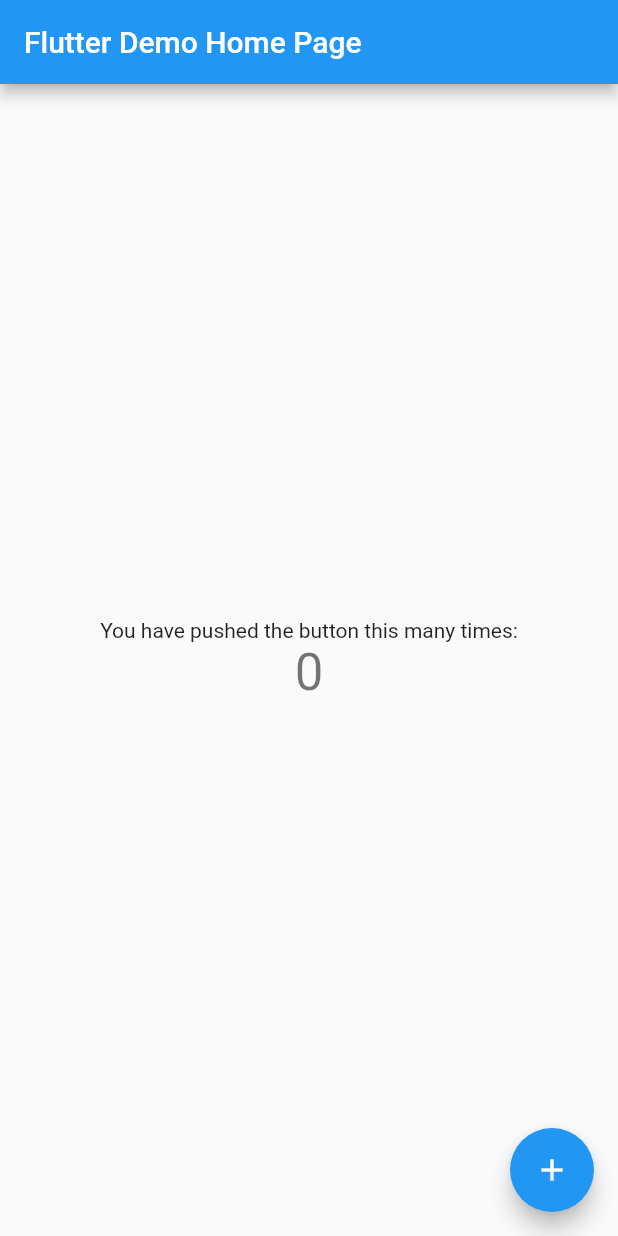
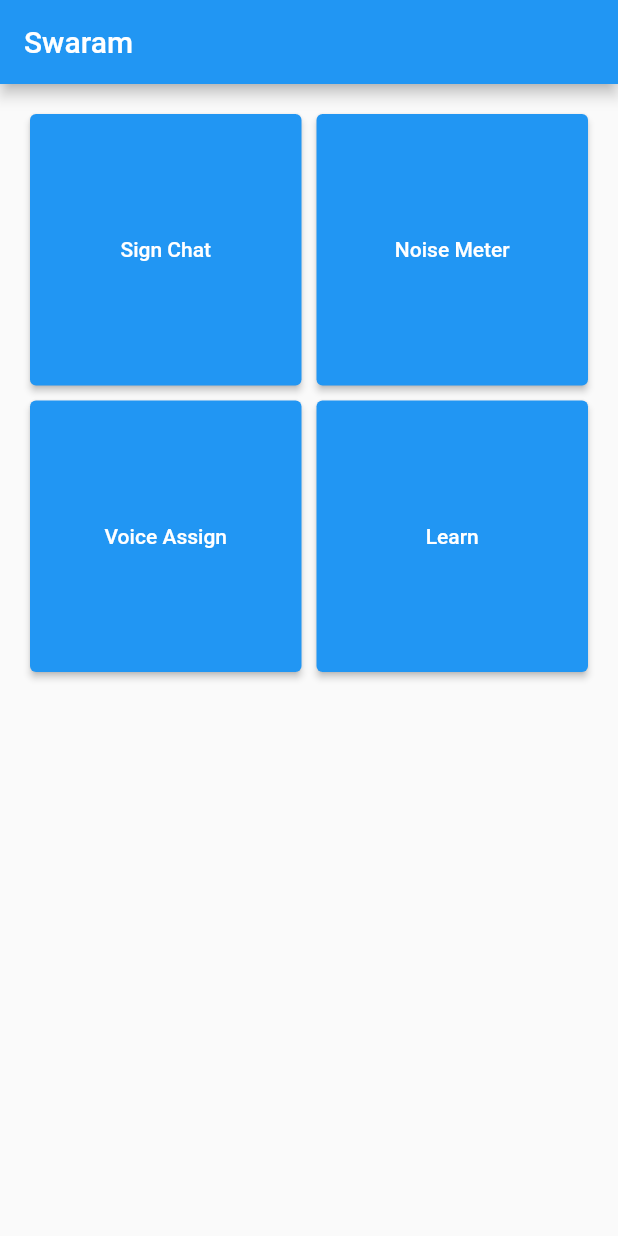
Before and after one commit to vishnuoum/AIeSSA, a Flutter app: the screen it shows after launch, on a phone screen of 412 x 824 dp. Run offline on Flutter 3.47's test engine with Material 2 defaults, Android fonts, the light colour scheme and no system bars; missing offline and left inert: text_to_speech.

Commit message:
Added TTS engine and started chat UI

```diff
--- a/lib/main.dart
+++ b/lib/main.dart
@@ -1,3 +1,5 @@
+import 'package:app_for_specially_abled/pages/home.dart';
+import 'package:app_for_specially_abled/pages/signChat.dart';
 import 'package:flutter/material.dart';
 
 void main() {
@@ -9,105 +11,14 @@
   @override
   Widget build(BuildContext context) {
     return MaterialApp(
-      title: 'Flutter Demo',
+      debugShowCheckedModeBanner: false,
       theme: ThemeData(
-        // This is the theme of your application.
-        //
-        // Try running your application with "flutter run". You'll see the
-        // application has a blue toolbar. Then, without quitting the app, try
-        // changing the primarySwatch below to Colors.green and then invoke
-        // "hot reload" (press "r" in the console where you ran "flutter run",
-        // or simply save your changes to "hot reload" in a Flutter IDE).
-        // Notice that the counter didn't reset back to zero; the application
-        // is not restarted.
-        primarySwatch: Colors.blue,
       ),
-      home: MyHomePage(title: 'Flutter Demo Home Page'),
+      routes: {
+        "/" : (context) => Home(),
+        "/signChat" : (context) => SignChat(),
+      },
+      initialRoute: "/",
     );
   }
 }
-
-class MyHomePage extends StatefulWidget {
-  MyHomePage({Key? key, required this.title}) : super(key: key);
-
-  // This widget is the home page of your application. It is stateful, meaning
-  // that it has a State object (defined below) that contains fields that affect
-  // how it looks.
-
-  // This class is the configuration for the state. It holds the values (in this
-  // case the title) provided by the parent (in this case the App widget) and
-  // used by the build method of the State. Fields in a Widget subclass are
-  // always marked "final".
-
-  final String title;
-
-  @override
-  _MyHomePageState createState() => _MyHomePageState();
-}
-
-class _MyHomePageState extends State<MyHomePage> {
-  int _counter = 0;
-
-  void _incrementCounter() {
-    setState(() {
-      // This call to setState tells the Flutter framework that something has
-      // changed in this State, which causes it to rerun the build method below
-      // so that the display can reflect the updated values. If we changed
-      // _counter without calling setState(), then the build method would not be
-      // called again, and so nothing would appear to happen.
-      _counter++;
-    });
-  }
-
-  @override
-  Widget build(BuildContext context) {
-    // This method is rerun every time setState is called, for instance as done
-    // by the _incrementCounter method above.
-    //
-    // The Flutter framework has been optimized to make rerunning build methods
-    // fast, so that you can just rebuild anything that needs updating rather
-    // than having to individually change instances of widgets.
-    return Scaffold(
-      appBar: AppBar(
-        // Here we take the value from the MyHomePage object that was created by
-        // the App.build method, and use it to set our appbar title.
-        title: Text(widget.title),
-      ),
-      body: Center(
-        // Center is a layout widget. It takes a single child and positions it
-        // in the middle of the parent.
-        child: Column(
-          // Column is also a layout widget. It takes a list of children and
-          // arranges them vertically. By default, it sizes itself to fit its
-          // children horizontally, and tries to be as tall as its parent.
-          //
-          // Invoke "debug painting" (press "p" in the console, choose the
-          // "Toggle Debug Paint" action from the Flutter Inspector in Android
-          // Studio, or the "Toggle Debug Paint" command in Visual Studio Code)
-          // to see the wireframe for each widget.
-          //
-          // Column has various properties to control how it sizes itself and
-          // how it positions its children. Here we use mainAxisAlignment to
-          // center the children vertically; the main axis here is the vertical
-          // axis because Columns are vertical (the cross axis would be
-          // horizontal).
-          mainAxisAlignment: MainAxisAlignment.center,
-          children: <Widget>[
-            Text(
-              'You have pushed the button this many times:',
-            ),
-            Text(
-              '$_counter',
-              style: Theme.of(context).textTheme.headline4,
-            ),
-          ],
-        ),
-      ),
-      floatingActionButton: FloatingActionButton(
-        onPressed: _incrementCounter,
-        tooltip: 'Increment',
-        child: Icon(Icons.add),
-      ), // This trailing comma makes auto-formatting nicer for build methods.
-    );
-  }
-}
--- /dev/null
+++ b/lib/pages/home.dart
@@ -0,0 +1,34 @@
+import 'package:flutter/material.dart';
+
+class Home extends StatefulWidget {
+  const Home({Key? key}) : super(key: key);
+
+  @override
+  State<Home> createState() => _HomeState();
+}
+
+class _HomeState extends State<Home> {
+  @override
+  Widget build(BuildContext context) {
+    return Scaffold(
+      appBar: AppBar(
+        title: Text("Swaram"),
+      ),
+      body: GridView.count(
+        primary: false,
+        padding: const EdgeInsets.all(20),
+        crossAxisSpacing: 10,
+        mainAxisSpacing: 10,
+        crossAxisCount: 2,
+        children: <Widget>[
+          ElevatedButton(onPressed: (){
+            Navigator.pushNamed(context, "/signChat");
+          }, child: Text("Sign Chat")),
+          ElevatedButton(onPressed: (){}, child: Text("Noise Meter")),
+          ElevatedButton(onPressed: (){}, child: Text("Voice Assign")),
+          ElevatedButton(onPressed: (){}, child: Text("Learn")),
+        ],
+      )
+    );
+  }
+}
--- a/pubspec.yaml
+++ b/pubspec.yaml
@@ -29,6 +29,7 @@
   # Use with the CupertinoIcons class for iOS style icons.
   cupertino_icons: ^1.0.2
   noise_meter: ^3.0.3
+  text_to_speech: ^0.2.3
 
 dev_dependencies:
   flutter_test:
```
Also changed, not shown: lib/pages/signChat.dart (added, +113 -0 lines), pubspec.lock, 2 other files.
